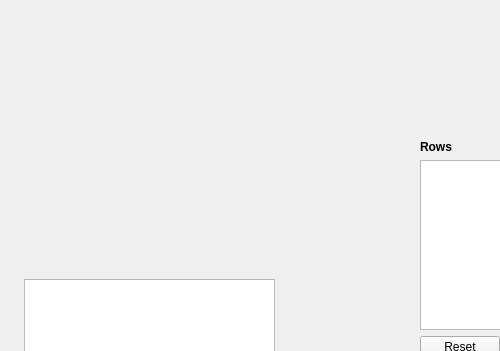
Old version of the form plugin/snowplow_dialog_base.ui in the repository pixelneo/SnowPlow; both pictures show x 0 to 500 and y 0 to 351 of the 744 by 594 pixel window.
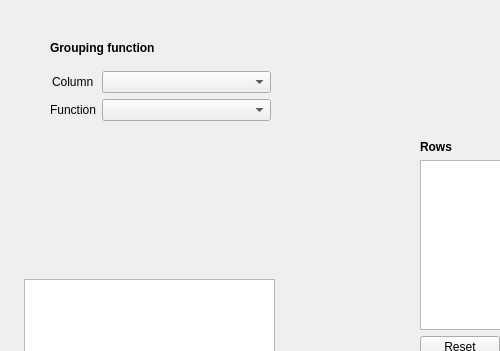
New version of the form.

Commit message: form for col activation func

The edit to the form file:
```diff
--- a/plugin/snowplow_dialog_base.ui
+++ b/plugin/snowplow_dialog_base.ui
@@ -44,13 +44,57 @@
   <widget class="QWidget" name="verticalLayoutWidget">
    <property name="geometry">
     <rect>
-     <x>169</x>
-     <y>50</y>
+     <x>50</x>
+     <y>30</y>
      <width>221</width>
-     <height>211</height>
+     <height>91</height>
     </rect>
    </property>
-   <layout class="QVBoxLayout" name="verticalLayout"/>
+   <layout class="QVBoxLayout" name="act_func_sel">
+    <item>
+     <widget class="QLabel" name="label_3">
+      <property name="font">
+       <font>
+        <weight>75</weight>
+        <bold>true</bold>
+       </font>
+      </property>
+      <property name="text">
+       <string>Grouping function</string>
+      </property>
+     </widget>
+    </item>
+    <item>
+     <layout class="QFormLayout" name="formLayout">
+      <property name="labelAlignment">
+       <set>Qt::AlignCenter</set>
+      </property>
+      <property name="formAlignment">
+       <set>Qt::AlignLeading|Qt::AlignLeft|Qt::AlignTop</set>
+      </property>
+      <item row="0" column="1">
+       <widget class="QComboBox" name="comboBox"/>
+      </item>
+      <item row="1" column="1">
+       <widget class="QComboBox" name="comboBox_2"/>
+      </item>
+      <item row="0" column="0">
+       <widget class="QLabel" name="label_4">
+        <property name="text">
+         <string>Column</string>
+        </property>
+       </widget>
+      </item>
+      <item row="1" column="0">
+       <widget class="QLabel" name="label_5">
+        <property name="text">
+         <string>Function</string>
+        </property>
+       </widget>
+      </item>
+     </layout>
+    </item>
+   </layout>
   </widget>
   <widget class="QPushButton" name="refresh">
    <property name="geometry">
```
The commit also changes 1 other file.
